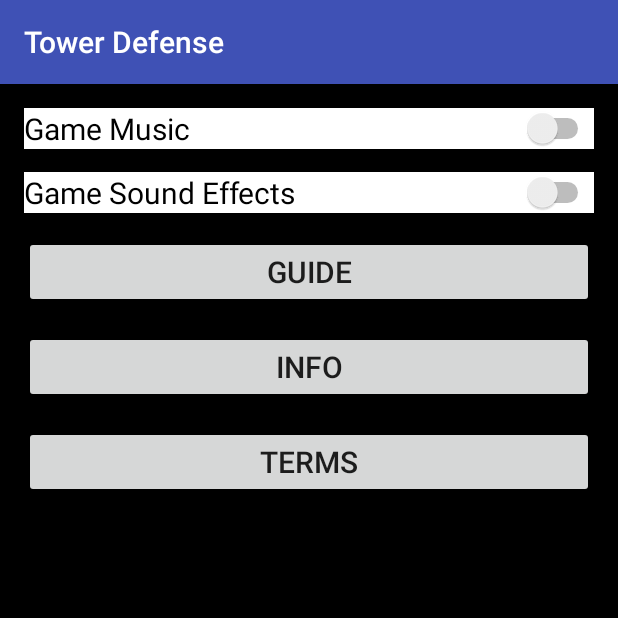
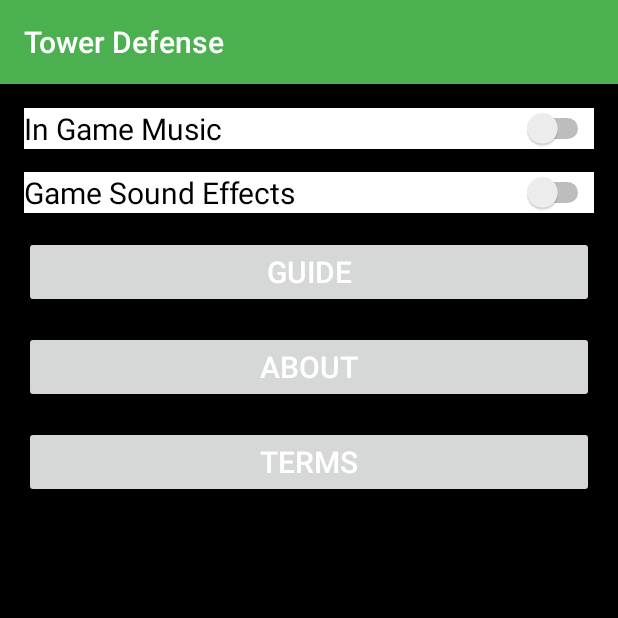
Before and after one commit to IAmRoot-Dev/Tower_Defense, an Android app: the SettingsMenu screen opened directly, with no data from a screen before it, on a phone screen of 412 x 824 dp, the top half of it. Run offline under Robolectric (Android 15) with nearby library versions, the phone set to English and light mode, and no system bars.

Commit message:
Some fine tuning. Still need to adjust colors.

```diff
--- a/app/src/main/AndroidManifest.xml
+++ b/app/src/main/AndroidManifest.xml
@@ -18,12 +18,11 @@
         <activity android:name=".PlayMenu" />
         <activity android:name=".SettingsMenu" />
         <activity android:name=".StoreMenu" />
-        <activity android:name=".CampainMenu" />
+        <activity android:name=".CampaignMenu" />
         <activity android:name=".ChallengesMenu" />
-        <activity android:name=".InfoMain" />
         <activity android:name=".GuideMain" />
         <activity android:name=".AboutMain" />
-        <activity android:name=".TermsMain"></activity>
+        <activity android:name=".TermsMain" />
     </application>
 
 </manifest>
--- a/app/src/main/java/com/iamroot/towerdefense/towerdefense/CampainMenu.java
+++ b/app/src/main/java/com/iamroot/towerdefense/towerdefense/CampaignMenu.java
@@ -3,7 +3,7 @@ package com.iamroot.towerdefense.towerdefense;
 import android.support.v7.app.AppCompatActivity;
 import android.os.Bundle;
 
-public class CampainMenu extends AppCompatActivity {
+public class CampaignMenu extends AppCompatActivity {
 
     @Override
     protected void onCreate(Bundle savedInstanceState) {
--- a/app/src/main/java/com/iamroot/towerdefense/towerdefense/SettingsMenu.java
+++ b/app/src/main/java/com/iamroot/towerdefense/towerdefense/SettingsMenu.java
@@ -11,9 +11,9 @@ public class SettingsMenu extends AppCompatActivity {
         Intent intent = new Intent(SettingsMenu.this, GuideMain.class);
         startActivity(intent);
     }
-    public void infoMain(View view)
+    public void aboutMain(View view)
     {
-        Intent intent = new Intent(SettingsMenu.this, InfoMain.class);
+        Intent intent = new Intent(SettingsMenu.this, AboutMain.class);
         startActivity(intent);
     }
     public void termsMain(View view) {
--- a/app/src/main/res/layout/activity_campain_menu.xml
+++ b/app/src/main/res/layout/activity_campain_menu.xml
@@ -7,7 +7,7 @@
     android:paddingLeft="@dimen/activity_horizontal_margin"
     android:paddingRight="@dimen/activity_horizontal_margin"
     android:paddingTop="@dimen/activity_vertical_margin"
-    tools:context="com.iamroot.towerdefense.towerdefense.CampainMenu"
+    tools:context="com.iamroot.towerdefense.towerdefense.CampaignMenu"
     android:background="#000000">
 
 </RelativeLayout>
--- a/app/src/main/res/layout/activity_settings_menu.xml
+++ b/app/src/main/res/layout/activity_settings_menu.xml
@@ -13,8 +13,8 @@
     <Switch
         android:layout_width="wrap_content"
         android:layout_height="wrap_content"
-        android:text="@string/game_music"
-        android:id="@+id/game_music_switch"
+        android:text="@string/switch_game_music"
+        android:id="@+id/switch_game_music"
         android:layout_alignParentRight="true"
         android:layout_alignParentEnd="true"
         android:background="#ffffff"
@@ -26,24 +26,24 @@
     <Switch
         android:layout_width="wrap_content"
         android:layout_height="wrap_content"
-        android:text="@string/game_sound_effects"
-        android:id="@+id/game_sound_effects_switch"
+        android:text="@string/switch_game_sound_effects"
+        android:id="@+id/switch_game_sound_effects"
         android:background="#ffffff"
         android:checked="false"
         android:textSize="20sp"
-        android:layout_below="@+id/game_music_switch"
+        android:layout_below="@+id/switch_game_music"
         android:layout_alignParentLeft="true"
         android:layout_alignParentStart="true"
-        android:layout_alignRight="@+id/game_music_switch"
-        android:layout_alignEnd="@+id/game_music_switch"
+        android:layout_alignRight="@+id/switch_game_music"
+        android:layout_alignEnd="@+id/switch_game_music"
         android:layout_marginTop="15dp" />
 
     <Button
         android:layout_width="wrap_content"
         android:layout_height="wrap_content"
-        android:text="@string/guide"
-        android:id="@+id/guide_button"
-        android:layout_below="@+id/game_sound_effects_switch"
+        android:text="@string/button_guide"
+        android:id="@+id/button_guide"
+        android:layout_below="@+id/switch_game_sound_effects"
         android:layout_marginTop="15dp"
         android:layout_alignParentLeft="true"
         android:layout_alignParentStart="true"
@@ -55,22 +55,22 @@
     <Button
         android:layout_width="wrap_content"
         android:layout_height="wrap_content"
-        android:text="@string/info"
-        android:id="@+id/info_button"
+        android:text="@string/button_about"
+        android:id="@+id/button_about"
         android:textSize="20sp"
-        android:layout_below="@+id/guide_button"
+        android:layout_below="@+id/button_guide"
         android:layout_alignParentLeft="true"
         android:layout_alignParentStart="true"
-        android:layout_alignRight="@+id/guide_button"
-        android:layout_alignEnd="@+id/guide_button"
+        android:layout_alignRight="@+id/button_guide"
+        android:layout_alignEnd="@+id/button_guide"
         android:layout_marginTop="15dp"
-        android:onClick="infoMain"/>
+        android:onClick="aboutMain"/>
 
     <Button
         android:layout_width="wrap_content"
         android:layout_height="wrap_content"
-        android:text="@string/terms"
-        android:id="@+id/terms_button"
+        android:text="@string/button_terms"
+        android:id="@+id/button_terms"
         android:layout_centerVertical="true"
         android:layout_alignParentLeft="true"
         android:layout_alignParentStart="true"
@@ -78,6 +78,7 @@
         android:layout_alignParentEnd="true"
         android:layout_marginTop="15dp"
         android:textSize="20sp"
-        android:layout_below="@+id/info_button"
+        android:layout_below="@+id/button_about"
         android:onClick="termsMain"/>
+
 </RelativeLayout>
--- a/app/src/main/res/values/colors.xml
+++ b/app/src/main/res/values/colors.xml
@@ -1,6 +1,8 @@
 <?xml version="1.0" encoding="utf-8"?>
 <resources>
-    <color name="colorPrimary">#3F51B5</color>
-    <color name="colorPrimaryDark">#303F9F</color>
-    <color name="colorAccent">#FF4081</color>
+    <color name="colorPrimary">#4caf50</color>
+    <color name="colorPrimaryDark">#424242</color>
+    <color name="colorAccent">#4cae50</color>
+    <color name="primary_text_material_light">#ffffff</color>
+    <color name="primary_text_material_dark">#000000</color>
 </resources>
--- a/app/src/main/res/values/strings.xml
+++ b/app/src/main/res/values/strings.xml
@@ -4,10 +4,13 @@
     <string name="button_store">Store</string>
     <string name="button_settings">Settings</string>
     <string name="button_campaign">Campaign</string>
-    <string name="in_game_music">In Game Music</string>
-    <string name="game_music">Game Music</string>
-    <string name="game_sound_effects">Game Sound Effects</string>
-    <string name="guide">Guide</string>
-    <string name="info">Info</string>
-    <string name="terms">Terms</string>
+    <string name="switch_game_music">In Game Music</string>
+    <string name="switch_game_sound_effects">Game Sound Effects</string>
+    <string name="button_guide">Guide</string>
+    <string name="button_terms">Terms</string>
+    <string name="button_about">About</string>
+    <string name="text_terms">This is our terms page. Currently no content. Content will be added later.</string>
+    <string name="text_about">This is our about page. Currently no content. Content will be added later.</string>
+    <string name="text_guide">This is our guide page. Currently no content. Content will be added later.</string>
+    <string name="button_challenges">Challenges</string>
 </resources>
--- a/app/src/main/res/values/styles.xml
+++ b/app/src/main/res/values/styles.xml
@@ -6,6 +6,14 @@
         <item name="colorPrimary">@color/colorPrimary</item>
         <item name="colorPrimaryDark">@color/colorPrimaryDark</item>
         <item name="colorAccent">@color/colorAccent</item>
+        <item name="android:colorBackground">@color/background_material_light</item>
+        <item name="android:textColorPrimary">@color/primary_text_material_light</item>
+        <item name="android:textColorPrimaryInverse">@color/primary_text_material_dark</item>
+    </style>
+
+    <style name="BasicTheme" parent="Theme.AppCompat.NoActionBar" >
+        <item name="colorPrimary">@color/colorPrimary</item>
+        <item name="colorAccent">@color/colorAccent</item>
     </style>
 
 </resources>
--- /dev/null
+++ b/app/src/main/res/values/values.xml
@@ -0,0 +1,4 @@
+<?xml version="1.0" encoding="utf-8"?>
+<resources>
+    <color name="background_material_light">#000000</color>
+</resources>
```
Also changed, not shown: app/src/main/java/com/iamroot/towerdefense/towerdefense/InfoMain.java (deleted, +0 -13 lines), app/src/main/res/layout/activity_about_main.xml (+11 -0 lines), app/src/main/res/layout/activity_guide_main.xml (+11 -0 lines), app/src/main/res/layout/activity_home_main.xml (+19 -14 lines), app/src/main/res/layout/activity_info_main.xml (deleted, +0 -13 lines), app/src/main/res/layout/activity_play_menu.xml (+17 -3 lines), app/src/main/res/layout/activity_terms_main.xml (+11 -0 lines).
